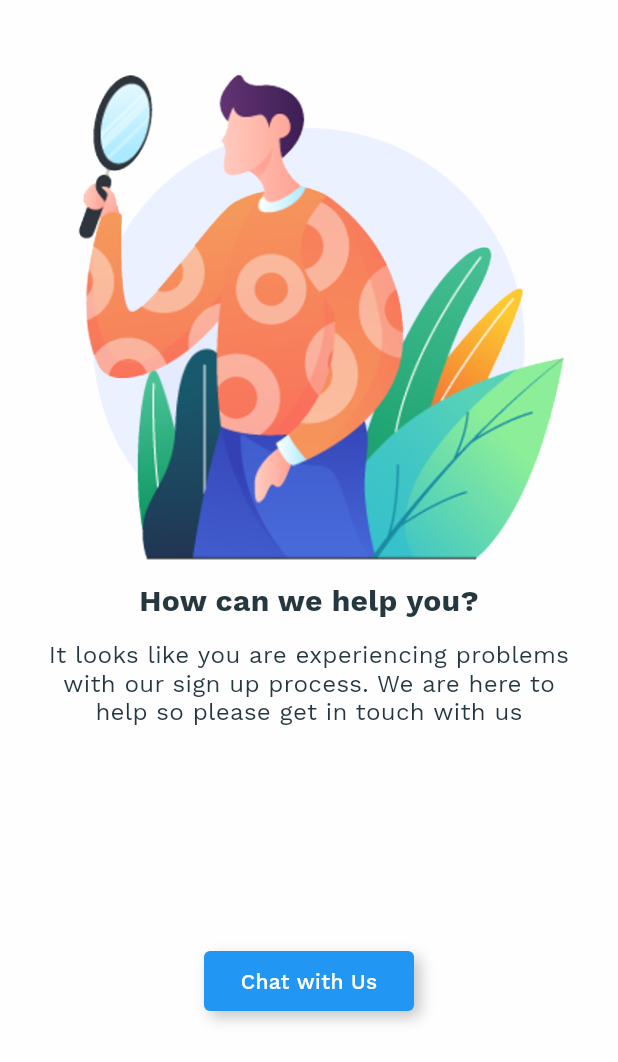
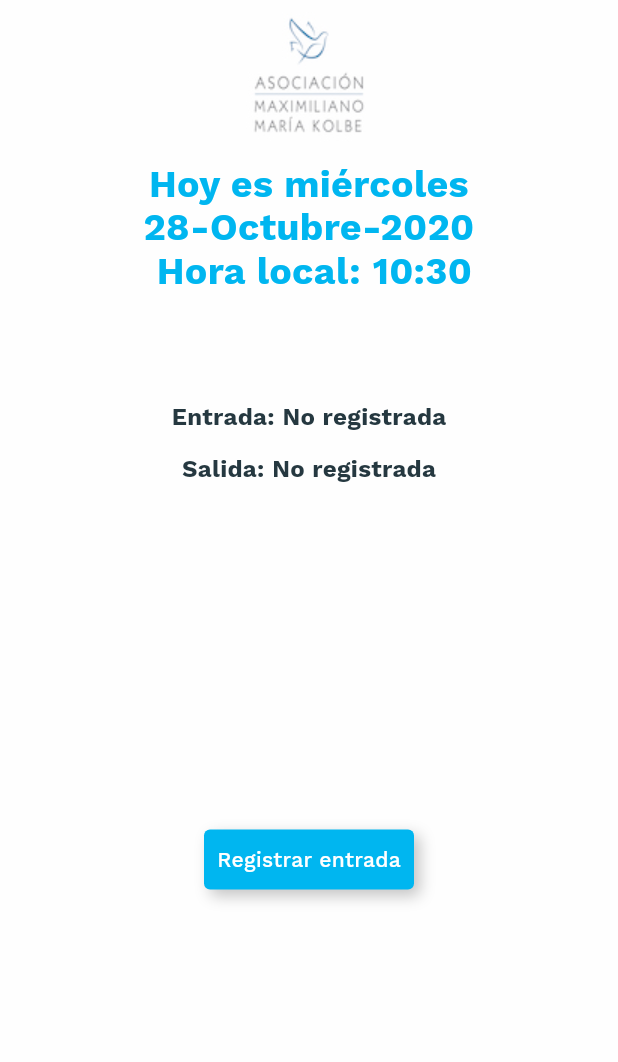
Before and after one commit to EmilioPadilla/AMMKmovil, a Flutter app: the HelpScreen screen opened directly, on a phone screen of 412 x 824 dp. Shown: the top 1062 px of the screen. Run offline on Flutter 3.47's test engine with Material 2 defaults, Android fonts, the phone set to English and light mode, and no system bars; our stand-ins replace font_awesome_flutter, smooth_star_rating.

Commit message:
feat: Agregar primera vista de registrar empleado

```diff
--- a/AMMKmobil/lib/custom_drawer/home_drawer.dart
+++ b/AMMKmobil/lib/custom_drawer/home_drawer.dart
@@ -137,7 +137,7 @@ class _HomeDrawerState extends State<HomeDrawer> {
             children: <Widget>[
               ListTile(
                 title: Text(
-                  'Sign Out',
+                  'Cerrar sesión',
                   style: TextStyle(
                     fontFamily: AppTheme.fontName,
                     fontWeight: FontWeight.w600,
--- /dev/null
+++ b/AMMKmobil/lib/design_course_app_theme.dart
@@ -0,0 +1,94 @@
+import 'package:flutter/material.dart';
+
+class DesignCourseAppTheme {
+  DesignCourseAppTheme._();
+
+  static const Color notWhite = Color(0xFFEDF0F2);
+  static const Color nearlyWhite = Color(0xFFFFFFFF);
+  static const Color nearlyBlue = Color(0xFF00B6F0);
+  static const Color nearlyBlack = Color(0xFF213333);
+  static const Color grey = Color(0xFF3A5160);
+  static const Color dark_grey = Color(0xFF313A44);
+
+  static const Color darkText = Color(0xFF253840);
+  static const Color darkerText = Color(0xFF17262A);
+  static const Color lightText = Color(0xFF4A6572);
+  static const Color deactivatedText = Color(0xFF767676);
+  static const Color dismissibleBackground = Color(0xFF364A54);
+  static const Color chipBackground = Color(0xFFEEF1F3);
+  static const Color spacer = Color(0xFFF2F2F2);
+
+  static const TextTheme textTheme = TextTheme(
+    headline4: display1,
+    headline5: headline,
+    headline6: title,
+    subtitle2: subtitle,
+    bodyText1: body2,
+    bodyText2: body1,
+    caption: caption,
+  );
+
+  static const TextStyle display1 = TextStyle(
+    // h4 -> display1
+    fontFamily: 'WorkSans',
+    fontWeight: FontWeight.bold,
+    fontSize: 36,
+    letterSpacing: 0.4,
+    height: 0.9,
+    color: darkerText,
+  );
+
+  static const TextStyle headline = TextStyle(
+    // h5 -> headline
+    fontFamily: 'WorkSans',
+    fontWeight: FontWeight.bold,
+    fontSize: 24,
+    letterSpacing: 0.27,
+    color: darkerText,
+  );
+
+  static const TextStyle title = TextStyle(
+    // h6 -> title
+    fontFamily: 'WorkSans',
+    fontWeight: FontWeight.bold,
+    fontSize: 16,
+    letterSpacing: 0.18,
+    color: darkerText,
+  );
+
+  static const TextStyle subtitle = TextStyle(
+    // subtitle2 -> subtitle
+    fontFamily: 'WorkSans',
+    fontWeight: FontWeight.w400,
+    fontSize: 14,
+    letterSpacing: -0.04,
+    color: darkText,
+  );
+
+  static const TextStyle body2 = TextStyle(
+    // body1 -> body2
+    fontFamily: 'WorkSans',
+    fontWeight: FontWeight.w400,
+    fontSize: 14,
+    letterSpacing: 0.2,
+    color: darkText,
+  );
+
+  static const TextStyle body1 = TextStyle(
+    // body2 -> body1
+    fontFamily: 'WorkSans',
+    fontWeight: FontWeight.w400,
+    fontSize: 16,
+    letterSpacing: -0.05,
+    color: darkText,
+  );
+
+  static const TextStyle caption = TextStyle(
+    // Caption -> caption
+    fontFamily: 'WorkSans',
+    fontWeight: FontWeight.w400,
+    fontSize: 12,
+    letterSpacing: 0.2,
+    color: lightText, // was lightText
+  );
+}
--- a/AMMKmobil/lib/navigation_home_screen.dart
+++ b/AMMKmobil/lib/navigation_home_screen.dart
@@ -2,7 +2,7 @@ import 'package:best_flutter_ui_templates/app_theme.dart';
 import 'package:best_flutter_ui_templates/custom_drawer/drawer_user_controller.dart';
 import 'package:best_flutter_ui_templates/custom_drawer/home_drawer.dart';
 import 'package:best_flutter_ui_templates/feedback_screen.dart';
-import 'package:best_flutter_ui_templates/help_screen.dart';
+import 'package:best_flutter_ui_templates/registrar_asistencia.dart';
 import 'package:best_flutter_ui_templates/home_screen.dart';
 import 'package:best_flutter_ui_templates/invite_friend_screen.dart';
 import 'package:flutter/material.dart';
--- a/AMMKmobil/lib/help_screen.dart
+++ b/AMMKmobil/lib/registrar_asistencia.dart
@@ -1,5 +1,7 @@
 import 'package:best_flutter_ui_templates/app_theme.dart';
 import 'package:flutter/material.dart';
+
+import 'design_course_app_theme.dart';
 
 class HelpScreen extends StatefulWidget {
   @override
@@ -7,6 +9,32 @@ class HelpScreen extends StatefulWidget {
 }
 
 class _HelpScreenState extends State<HelpScreen> {
+  String convertirDia(int dia) {
+    switch (dia) {
+      case 1:
+        return "lunes";
+        break;
+      case 2:
+        return "martes";
+        break;
+      case 3:
+        return "miércoles";
+        break;
+      case 4:
+        return "jueves";
+        break;
+      case 5:
+        return "viernes";
+        break;
+      case 6:
+        return "sábado";
+        break;
+      case 7:
+        return "domingo";
+        break;
+    }
+  }
+
   @override
   void initState() {
     super.initState();
@@ -14,6 +42,36 @@ class _HelpScreenState extends State<HelpScreen> {
 
   @override
   Widget build(BuildContext context) {
+    List months = [
+      'Enero',
+      'Febrero',
+      'Marzo',
+      'Abril',
+      'Mayo',
+      'Junio',
+      'Julio',
+      'Agosto',
+      'Septiembre',
+      'Octubre',
+      'Noviembre',
+      'Diciembre'
+    ];
+    List days = [
+      'lunes',
+      'martes',
+      'miércoles',
+      'jueves',
+      'viernes',
+      'sábado',
+      'domingo'
+    ];
+    DateTime now = DateTime.now();
+    String nombreDia = convertirDia(now.weekday);
+
+    String convertedDateTime =
+        "Hoy es ${days[now.weekday-1]} \n${now.day.toString().padLeft(2, '0')}-${months[now.month-1]}-${now.year.toString()}";
+    String hora = "${now.hour.toString()}:${now.minute.toString()}";
+    // String now = dateFormat.format(DateTime.now());
     return Container(
       color: AppTheme.nearlyWhite,
       child: SafeArea(
@@ -27,14 +85,16 @@ class _HelpScreenState extends State<HelpScreen> {
                     top: MediaQuery.of(context).padding.top,
                     left: 16,
                     right: 16),
-                child: Image.asset('assets/images/helpImage.png'),
+                child: Image.asset('assets/images/LOGO_HOGARES_AMMK.jpg'),
               ),
               Container(
                 padding: const EdgeInsets.only(top: 8),
                 child: Text(
-                  'How can we help you?',
+                  convertedDateTime + "\n Hora local: " + hora,
+                  textAlign: TextAlign.center,
                   style: TextStyle(
-                    fontSize: 20,
+                    fontSize: 25,
+                    color: DesignCourseAppTheme.nearlyBlue,
                     fontWeight: FontWeight.bold,
                   ),
                 ),
@@ -42,10 +102,22 @@ class _HelpScreenState extends State<HelpScreen> {
               Container(
                 padding: const EdgeInsets.only(top: 16),
                 child: const Text(
-                  'It looks like you are experiencing problems\nwith our sign up process. We are here to\nhelp so please get in touch with us',
-                  textAlign: TextAlign.center,
+                  '\n\n\nEntrada: No registrada',
+                  // textAlign: TextAlign.right,
                   style: TextStyle(
                     fontSize: 16,
+                    fontWeight: FontWeight.bold,
+                  ),
+                ),
+              ),
+              Container(
+                padding: const EdgeInsets.only(top: 16),
+                child: const Text(
+                  'Salida: No registrada',
+                  // textAlign: TextAlign.right,
+                  style: TextStyle(
+                    fontSize: 16,
+                    fontWeight: FontWeight.bold,
                   ),
                 ),
               ),
@@ -57,7 +129,7 @@ class _HelpScreenState extends State<HelpScreen> {
                       width: 140,
                       height: 40,
                       decoration: BoxDecoration(
-                        color: Colors.blue,
+                        color: DesignCourseAppTheme.nearlyBlue,
                         borderRadius:
                             const BorderRadius.all(Radius.circular(4.0)),
                         boxShadow: <BoxShadow>[
@@ -70,12 +142,14 @@ class _HelpScreenState extends State<HelpScreen> {
                       child: Material(
                         color: Colors.transparent,
                         child: InkWell(
-                          onTap: () {},
+                          onTap: () {
+
+                          },
                           child: Center(
                             child: Padding(
                               padding: const EdgeInsets.all(4.0),
                               child: Text(
-                                'Chat with Us',
+                                'Registrar entrada',
                                 style: TextStyle(
                                   fontWeight: FontWeight.w500,
                                   color: Colors.white,
--- /dev/null
+++ b/AMMKmobil/lib/registrar_qr.dart
@@ -0,0 +1,75 @@
+import 'package:best_flutter_ui_templates/app_theme.dart';
+import 'package:flutter/material.dart';
+
+import 'design_course_app_theme.dart';
+
+class HelpScreen extends StatefulWidget {
+  @override
+  _HelpScreenState createState() => _HelpScreenState();
+}
+
+class _HelpScreenState extends State<HelpScreen> {
+
+  @override
+  void initState() {
+    super.initState();
+  }
+
+  @override
+  Widget build(BuildContext context) {
+    return Container(
+      color: AppTheme.nearlyWhite,
+      child: SafeArea(
+        top: false,
+        child: Scaffold(
+          backgroundColor: AppTheme.nearlyWhite,
+          body: Column(
+            children: <Widget>[
+              Container(
+                padding: EdgeInsets.only(
+                    top: MediaQuery.of(context).padding.top,
+                    left: 16,
+                    right: 16),
+                child: Image.asset('assets/images/LOGO_HOGARES_AMMK.jpg'),
+              ),
+              Container(
+                padding: const EdgeInsets.only(top: 8),
+                child: Text(
+                  "Capturar código",
+                  textAlign: TextAlign.center,
+                  style: TextStyle(
+                    fontSize: 25,
+                    color: DesignCourseAppTheme.nearlyBlue,
+                    fontWeight: FontWeight.bold,
+                  ),
+                ),
+              ),
+              Container(
+                padding: const EdgeInsets.only(top: 16),
+                child: const Text(
+                  '\n\n\nEntrada: No registrada',
+                  // textAlign: TextAlign.right,
+                  style: TextStyle(
+                    fontSize: 16,
+                    fontWeight: FontWeight.bold,
+                  ),
+                ),
+              ),
+              Container(
+                padding: const EdgeInsets.only(top: 16),
+                child: const Text(
+                  'Salida: No registrada',
+                  // textAlign: TextAlign.right,
+                  style: TextStyle(
+                    fontSize: 16,
+                    fontWeight: FontWeight.bold,
+                  ),
+                ),
+              ),
+            ],
+          ),
+        ),
+      ),
+    );
+  }
+}
```
Also changed, not shown: AMMKmobil/assets/images/LOGO_HOGARES_AMMK.jpg (added), AMMKmobil/assets/images/userImage 2.jpeg (added), 1 other file.
